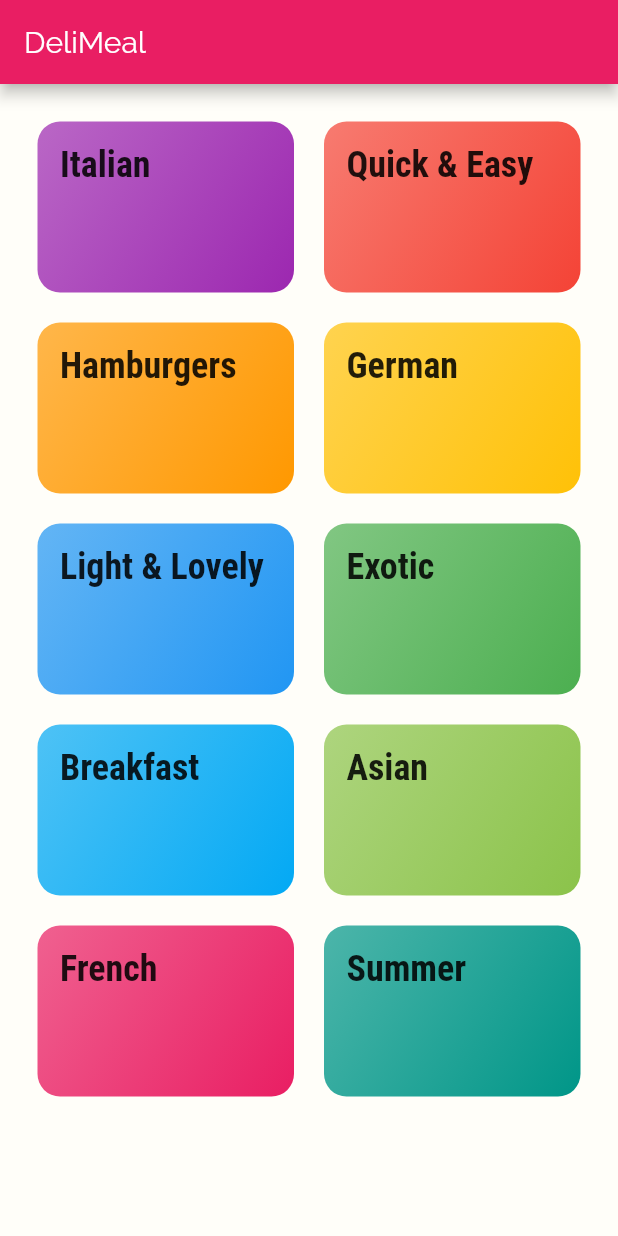
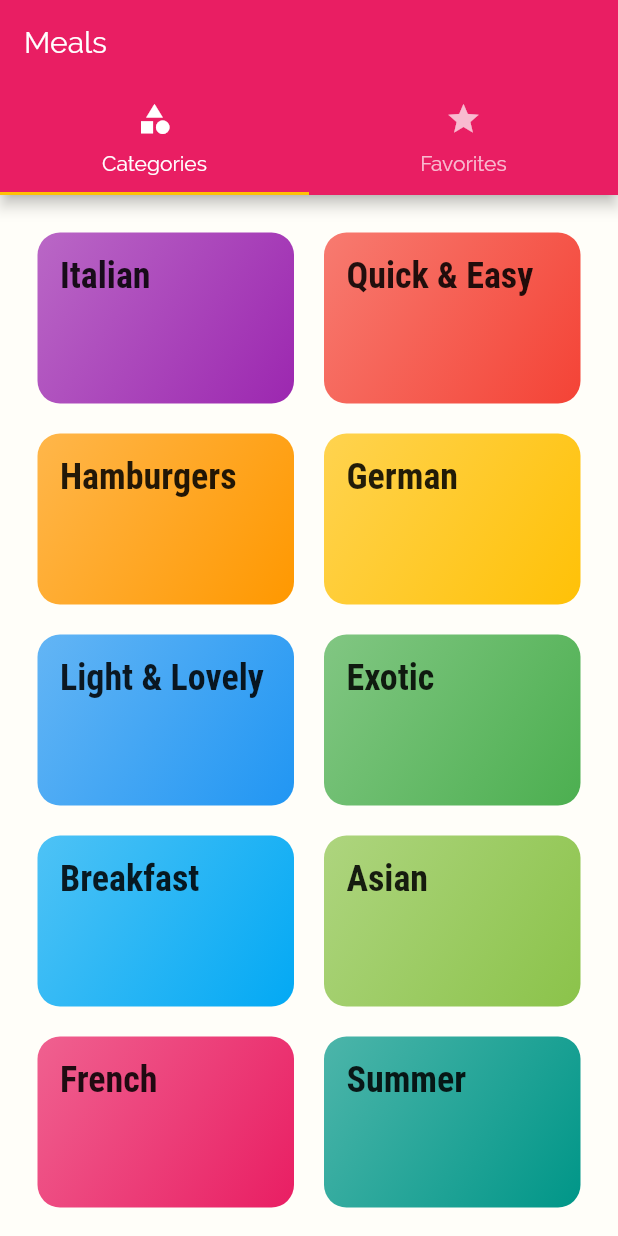
Before and after one commit to JakapongMo/meals_app, a Flutter app: the screen it shows after launch, on a phone screen of 412 x 824 dp. Run offline on Flutter 3.47's test engine with Material 2 defaults, Android fonts, the phone set to English and light mode, and no system bars.

Commit message:
Add top tab bar

```diff
--- a/lib/Screens/categories_screen.dart
+++ b/lib/Screens/categories_screen.dart
@@ -6,11 +6,7 @@ import '../widgets/category_item.dart';
 class CategoriesScreen extends StatelessWidget {
   @override
   Widget build(BuildContext context) {
-    return Scaffold(
-      appBar: AppBar(
-        title: const Text('DeliMeal'),
-      ),
-      body: GridView(
+    return GridView(
         //Edge of mobile screen
         padding: const EdgeInsets.all(25),
         children:  DUMMY_CATEGORIES
@@ -26,7 +22,6 @@ class CategoriesScreen extends StatelessWidget {
       crossAxisSpacing: 20,
       mainAxisSpacing: 20,
       ),
-    )
     );
   }
 }
--- /dev/null
+++ b/lib/Screens/favorites_screen.dart
@@ -0,0 +1,10 @@
+import 'package:flutter/material.dart';
+
+class FavoritesScreen extends StatelessWidget {
+  @override
+  Widget build(BuildContext context) {
+    return Center(
+      child: Text('The Favorites') ,
+    );
+  }
+}
--- /dev/null
+++ b/lib/Screens/tabs_screen.dart
@@ -0,0 +1,39 @@
+import 'package:flutter/material.dart';
+import 'package:meals_app/Screens/categories_screen.dart';
+import 'package:meals_app/Screens/favorites_screen.dart';
+
+class TabsScreen extends StatefulWidget {
+  @override
+  _TabsScreenState createState() => _TabsScreenState();
+}
+
+class _TabsScreenState extends State<TabsScreen> {
+  @override
+  Widget build(BuildContext context) {
+    return DefaultTabController(
+      length: 2,
+      //initialIndex: 0, 0 is defualt
+      child: Scaffold(
+          appBar: AppBar(
+            title: Text('Meals'),
+            bottom: TabBar(
+              tabs: <Widget>[
+                Tab(
+                  icon: Icon(Icons.category),
+                  text: 'Categories',
+                ),
+                Tab(
+                  icon: Icon(Icons.star),
+                  text: 'Favorites',
+                ),
+              ],
+            ),
+          ),
+          body: TabBarView(children: <Widget>[
+            CategoriesScreen(),
+            FavoritesScreen(),
+          ],),
+        ),
+      );
+  }
+}
--- a/lib/main.dart
+++ b/lib/main.dart
@@ -1,6 +1,7 @@
 import 'package:flutter/material.dart';
 import 'package:meals_app/Screens/categories_screen.dart';
 import 'package:meals_app/Screens/meal_detail_screen.dart';
+import 'package:meals_app/Screens/tabs_screen.dart';
 import 'package:meals_app/screens/catagory_meal_screen.dart';
 
 
@@ -33,7 +34,7 @@ class MyApp extends StatelessWidget {
       //home: CategoriesScreen(),
       initialRoute: '/', // default is '/'
       routes: {
-        '/': (ctx) => CategoriesScreen(),
+        '/': (ctx) => TabsScreen(),
         CategoryMealScreen.routeName : (ctx) => CategoryMealScreen(),
         MealDetailScreen.routeName : (ctx) => MealDetailScreen(),
       },
```
